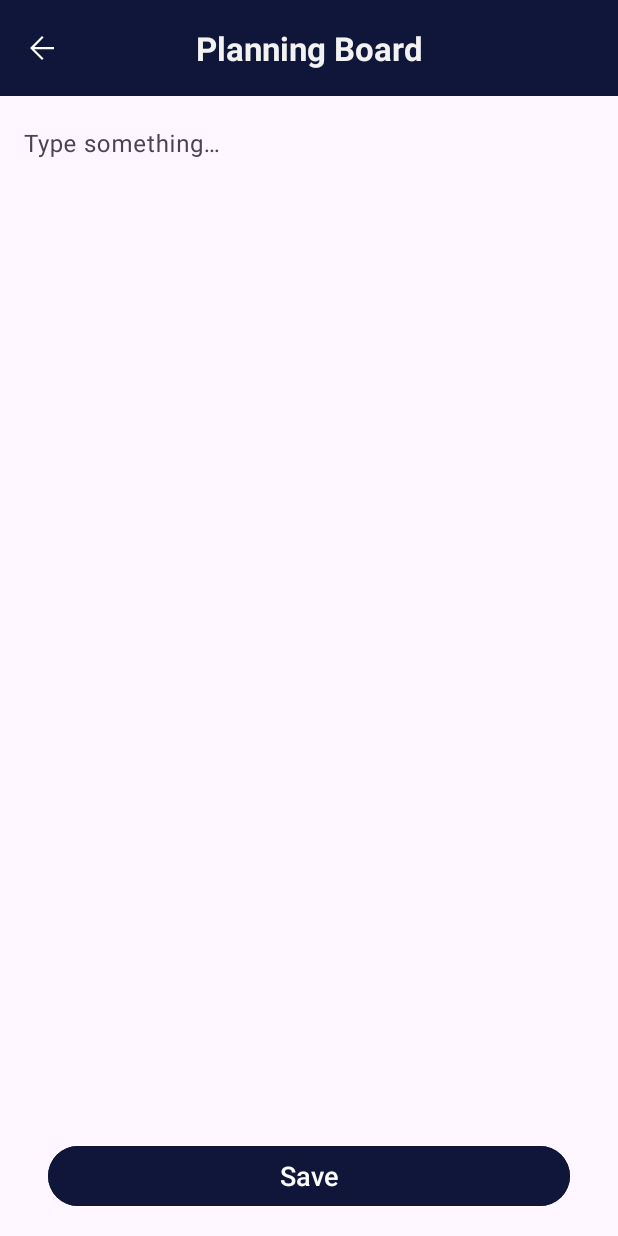
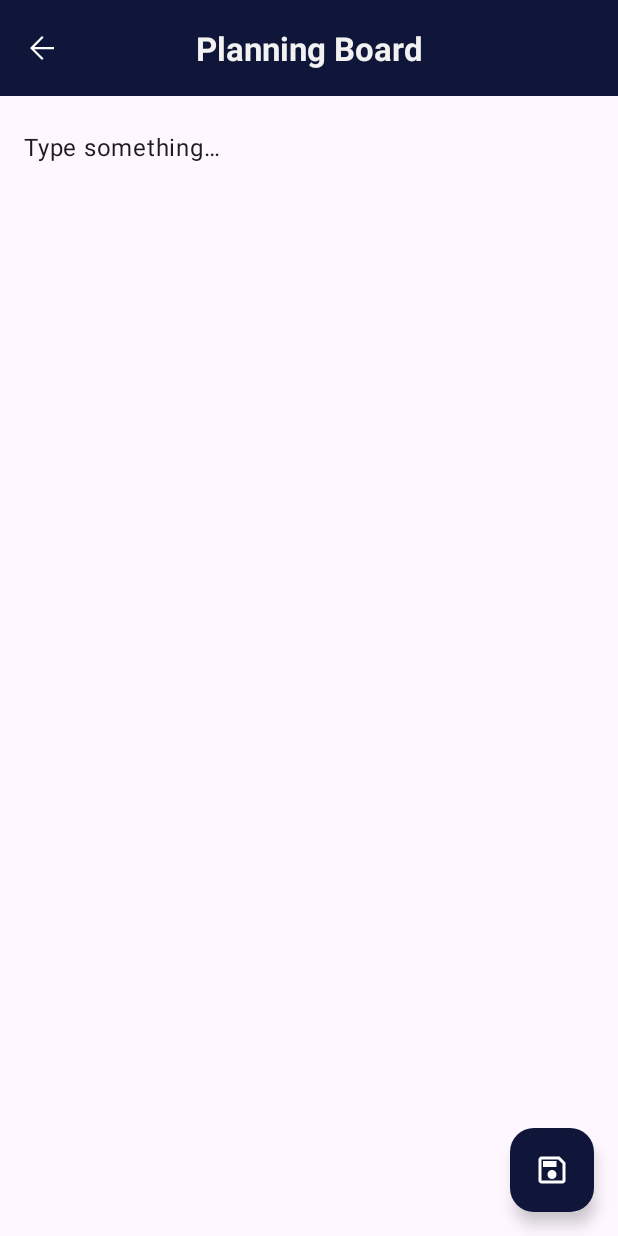
Before and after one commit to mustafakbaser/Planning-Board-ToDo-App, an Android app: the RecordCreateFragment screen opened through its navigation route, on a phone screen of 412 x 824 dp. Run offline under Robolectric (Android 15) with nearby library versions, the phone set to English and light mode, and no system bars; our stand-ins replace Dagger/Hilt's generated code; Roboto replaces fonts that are not available here; 4 statements that could not run were skipped.

Commit message:
Refactored UI elements for a polished appearance and enhanced UX.

```diff
--- a/app/src/main/AndroidManifest.xml
+++ b/app/src/main/AndroidManifest.xml
@@ -15,7 +15,8 @@
         tools:targetApi="31">
         <activity
             android:name=".MainActivity"
-            android:exported="true">
+            android:exported="true"
+            android:windowSoftInputMode="adjustResize">
             <intent-filter>
                 <action android:name="android.intent.action.MAIN" />
 
--- a/app/src/main/java/net/mustafabaser/planningboard/ui/fragment/RecordCreateFragment.java
+++ b/app/src/main/java/net/mustafabaser/planningboard/ui/fragment/RecordCreateFragment.java
@@ -26,10 +26,19 @@ public class RecordCreateFragment extends Fragment {
                              Bundle savedInstanceState) {
         binding = FragmentCreateRecordBinding.inflate(inflater, container, false);
 
-        binding.buttonCreate.setOnClickListener(v->{
+        binding.fabCreate.setOnClickListener(v->{
             String record_body = binding.editTextRecordBody.getText().toString();
             viewModel.create(record_body);
             Navigation.findNavController(v).navigate(R.id.record_create_back_to_homepage);
+        });
+
+        binding.editTextRecordBody.setOnFocusChangeListener(new View.OnFocusChangeListener() {
+            @Override
+            public void onFocusChange(View view, boolean b) {
+                if(view.hasFocus()){
+                    binding.editTextRecordBody.setText("");
+                }
+            }
         });
 
         binding.imageViewBackButton.setOnClickListener(v -> {
--- a/app/src/main/java/net/mustafabaser/planningboard/ui/fragment/RecordDetailFragment.java
+++ b/app/src/main/java/net/mustafabaser/planningboard/ui/fragment/RecordDetailFragment.java
@@ -34,7 +34,7 @@ public class RecordDetailFragment extends Fragment {
 
         binding.editTextRecordBody.setText(retrievedRecord.getRecord_body().toString());
 
-        binding.buttonUpdate.setOnClickListener(v->{
+        binding.fabUpdate.setOnClickListener(v->{
             String record_body = binding.editTextRecordBody.getText().toString();
             viewModel.update(retrievedRecord.getRecord_id(), record_body);
             Navigation.findNavController(v).navigate(R.id.record_detail_back_to_homepage);
--- /dev/null
+++ b/app/src/main/res/drawable/save_icon.xml
@@ -0,0 +1,9 @@
+<vector xmlns:android="http://schemas.android.com/apk/res/android"
+    android:width="32dp"
+    android:height="32dp"
+    android:viewportWidth="960"
+    android:viewportHeight="960">
+  <path
+      android:fillColor="#FFFFFF"
+      android:pathData="M840,280v480q0,33 -23.5,56.5T760,840L200,840q-33,0 -56.5,-23.5T120,760v-560q0,-33 23.5,-56.5T200,120h480l160,160ZM760,314L646,200L200,200v560h560v-446ZM480,720q50,0 85,-35t35,-85q0,-50 -35,-85t-85,-35q-50,0 -85,35t-35,85q0,50 35,85t85,35ZM240,400h360v-160L240,240v160ZM200,314v446,-560 114Z"/>
+</vector>
--- a/app/src/main/res/layout/fragment_create_record.xml
+++ b/app/src/main/res/layout/fragment_create_record.xml
@@ -4,7 +4,8 @@
     xmlns:tools="http://schemas.android.com/tools"
     android:layout_width="match_parent"
     android:layout_height="match_parent"
-    tools:context=".ui.fragment.RecordCreateFragment" >
+    tools:context=".ui.fragment.RecordCreateFragment"
+    android:fitsSystemWindows="true">
 
     <androidx.appcompat.widget.Toolbar
         android:id="@+id/toolbarCreateRecord"
@@ -40,14 +41,15 @@
     </androidx.appcompat.widget.Toolbar>
 
     <com.google.android.material.textfield.TextInputLayout
+        android:id="@+id/textInputLayout"
         android:layout_width="0dp"
         android:layout_height="0dp"
-        app:layout_constraintBottom_toTopOf="@+id/buttonCreate"
+        app:boxStrokeColor="#000000"
+        app:boxStrokeWidth="0.0dp"
+        app:boxStrokeWidthFocused="0.0dp"
+        app:layout_constraintBottom_toBottomOf="parent"
         app:layout_constraintEnd_toEndOf="parent"
         app:layout_constraintStart_toStartOf="parent"
-        app:boxStrokeColor="#000000"
-        app:boxStrokeWidthFocused="0.0dp"
-        app:boxStrokeWidth="0.0dp"
         app:layout_constraintTop_toBottomOf="@+id/toolbarCreateRecord">
 
         <com.google.android.material.textfield.TextInputEditText
@@ -55,21 +57,20 @@
             android:layout_width="match_parent"
             android:layout_height="match_parent"
             android:gravity="start"
-            android:hint="@string/type_something"/>
+            android:text="@string/type_something" />
 
     </com.google.android.material.textfield.TextInputLayout>
 
-    <Button
-        android:id="@+id/buttonCreate"
-        android:layout_width="0dp"
+    <com.google.android.material.floatingactionbutton.FloatingActionButton
+        android:id="@+id/fabCreate"
+        android:layout_width="wrap_content"
         android:layout_height="wrap_content"
-        android:layout_marginStart="32dp"
-        android:layout_marginEnd="32dp"
+        android:layout_marginEnd="16dp"
         android:layout_marginBottom="16dp"
-        android:backgroundTint="@color/thirdColor"
-        android:text="@string/save"
-        android:textSize="18sp"
+        android:clickable="true"
+        android:src="@drawable/save_icon"
+        app:backgroundTint="@color/thirdColor"
         app:layout_constraintBottom_toBottomOf="parent"
         app:layout_constraintEnd_toEndOf="parent"
-        app:layout_constraintStart_toStartOf="parent" />
+        app:tint="@null" />
 </androidx.constraintlayout.widget.ConstraintLayout>
```
Also changed, not shown: app/src/main/res/layout/fragment_record_detail.xml (+15 -14 lines).
